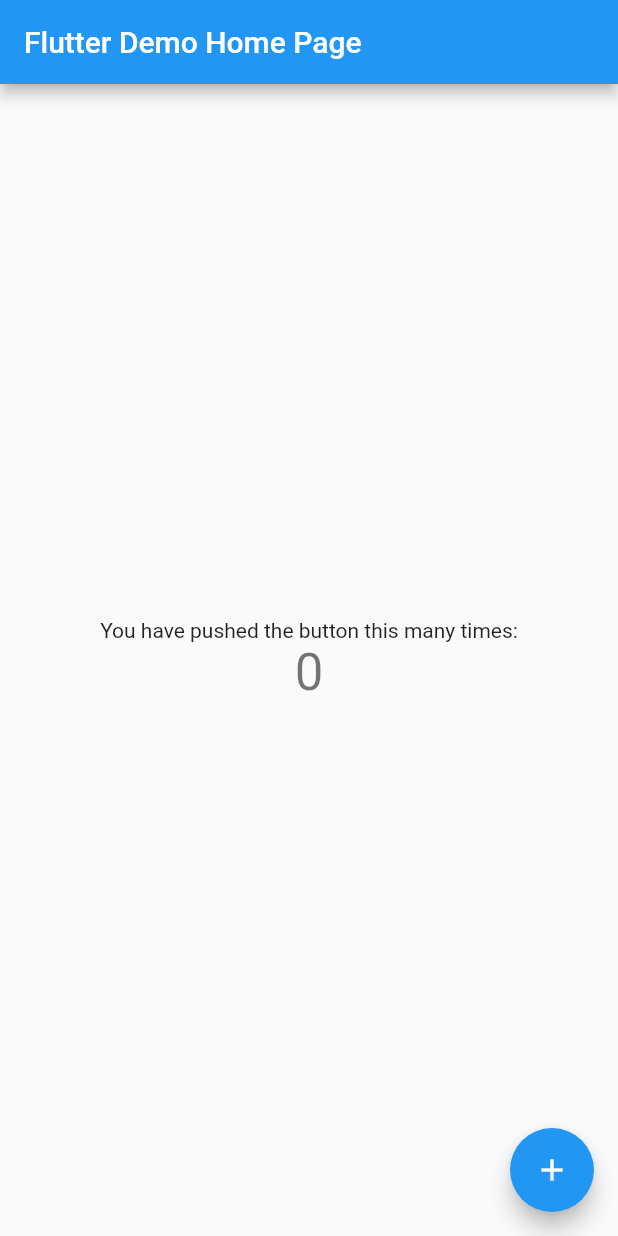
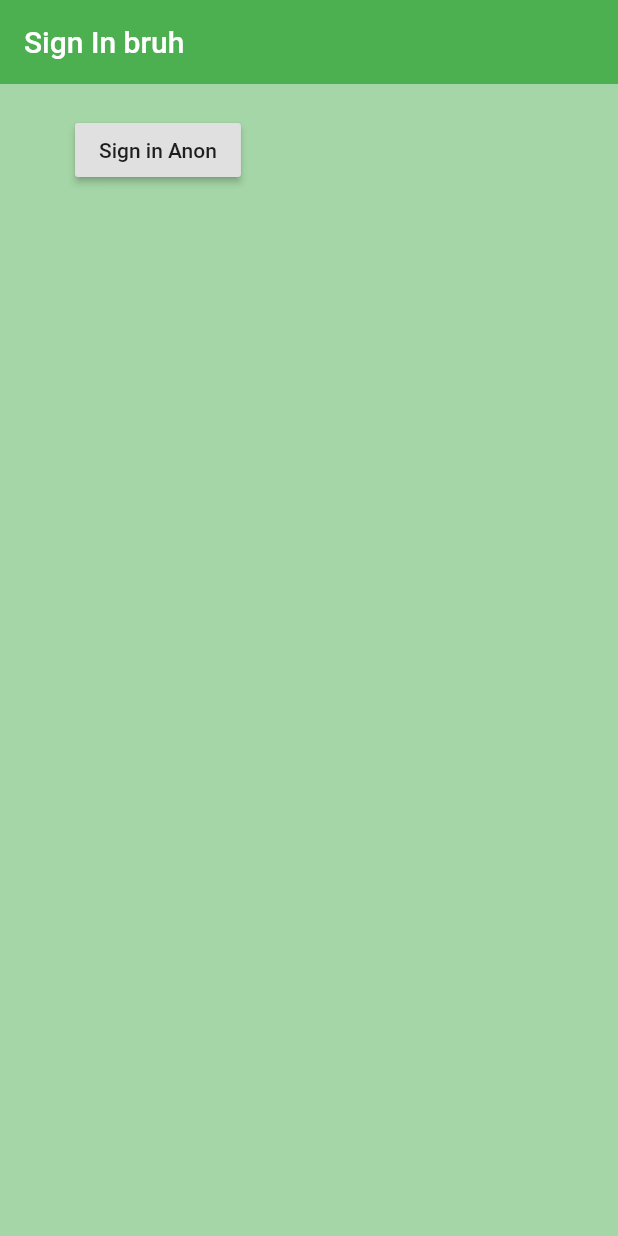
Before and after one commit to furkanakcakaya/flutter-firebase, a Flutter app: the screen it shows after launch, on a phone screen of 412 x 824 dp. Run offline on Flutter 3.47's test engine with Material 2 defaults, Android fonts, the phone set to English and light mode, and no system bars; our stand-ins replace firebase_auth; accounts and stored records are empty.

```diff
--- a/orderly/lib/main.dart
+++ b/orderly/lib/main.dart
@@ -1,4 +1,5 @@
 import 'package:flutter/material.dart';
+import 'package:orderly/screens/wrapper.dart';
 
 void main() {
   runApp(MyApp());
@@ -9,109 +10,7 @@ class MyApp extends StatelessWidget {
   @override
   Widget build(BuildContext context) {
     return MaterialApp(
-      title: 'Flutter Demo',
-      theme: ThemeData(
-        // This is the theme of your application.
-        //
-        // Try running your application with "flutter run". You'll see the
-        // application has a blue toolbar. Then, without quitting the app, try
-        // changing the primarySwatch below to Colors.green and then invoke
-        // "hot reload" (press "r" in the console where you ran "flutter run",
-        // or simply save your changes to "hot reload" in a Flutter IDE).
-        // Notice that the counter didn't reset back to zero; the application
-        // is not restarted.
-        primarySwatch: Colors.blue,
-        // This makes the visual density adapt to the platform that you run
-        // the app on. For desktop platforms, the controls will be smaller and
-        // closer together (more dense) than on mobile platforms.
-        visualDensity: VisualDensity.adaptivePlatformDensity,
-      ),
-      home: MyHomePage(title: 'Flutter Demo Home Page'),
+      home: Wrapper(),
     );
   }
 }
-
-class MyHomePage extends StatefulWidget {
-  MyHomePage({Key key, this.title}) : super(key: key);
-
-  // This widget is the home page of your application. It is stateful, meaning
-  // that it has a State object (defined below) that contains fields that affect
-  // how it looks.
-
-  // This class is the configuration for the state. It holds the values (in this
-  // case the title) provided by the parent (in this case the App widget) and
-  // used by the build method of the State. Fields in a Widget subclass are
-  // always marked "final".
-
-  final String title;
-
-  @override
-  _MyHomePageState createState() => _MyHomePageState();
-}
-
-class _MyHomePageState extends State<MyHomePage> {
-  int _counter = 0;
-
-  void _incrementCounter() {
-    setState(() {
-      // This call to setState tells the Flutter framework that something has
-      // changed in this State, which causes it to rerun the build method below
-      // so that the display can reflect the updated values. If we changed
-      // _counter without calling setState(), then the build method would not be
-      // called again, and so nothing would appear to happen.
-      _counter++;
-    });
-  }
-
-  @override
-  Widget build(BuildContext context) {
-    // This method is rerun every time setState is called, for instance as done
-    // by the _incrementCounter method above.
-    //
-    // The Flutter framework has been optimized to make rerunning build methods
-    // fast, so that you can just rebuild anything that needs updating rather
-    // than having to individually change instances of widgets.
-    return Scaffold(
-      appBar: AppBar(
-        // Here we take the value from the MyHomePage object that was created by
-        // the App.build method, and use it to set our appbar title.
-        title: Text(widget.title),
-      ),
-      body: Center(
-        // Center is a layout widget. It takes a single child and positions it
-        // in the middle of the parent.
-        child: Column(
-          // Column is also a layout widget. It takes a list of children and
-          // arranges them vertically. By default, it sizes itself to fit its
-          // children horizontally, and tries to be as tall as its parent.
-          //
-          // Invoke "debug painting" (press "p" in the console, choose the
-          // "Toggle Debug Paint" action from the Flutter Inspector in Android
-          // Studio, or the "Toggle Debug Paint" command in Visual Studio Code)
-          // to see the wireframe for each widget.
-          //
-          // Column has various properties to control how it sizes itself and
-          // how it positions its children. Here we use mainAxisAlignment to
-          // center the children vertically; the main axis here is the vertical
-          // axis because Columns are vertical (the cross axis would be
-          // horizontal).
-          mainAxisAlignment: MainAxisAlignment.center,
-          children: <Widget>[
-            Text(
-              'You have pushed the button this many times:',
-            ),
-            Text(
-              '$_counter',
-              style: Theme.of(context).textTheme.headline4,
-            ),
-          ],
-        ),
-      ),
-      floatingActionButton: FloatingActionButton(
-        onPressed: _incrementCounter,
-        tooltip: 'Increment',
-        child: Icon(Icons.add),
-      ), // This trailing comma makes auto-formatting nicer for build methods.
-    );
-  }
-}
--- /dev/null
+++ b/orderly/lib/screens/authenticate/authenticate.dart
@@ -0,0 +1,16 @@
+import 'package:flutter/material.dart';
+import 'package:orderly/screens/authenticate/sign_in.dart';
+
+class Authenticate extends StatefulWidget {
+  @override
+  _AuthenticateState createState() => _AuthenticateState();
+}
+
+class _AuthenticateState extends State<Authenticate> {
+  @override
+  Widget build(BuildContext context) {
+    return Container(
+      child: SignIn(),
+    );
+  }
+}
--- /dev/null
+++ b/orderly/lib/screens/authenticate/sign_in.dart
@@ -0,0 +1,40 @@
+import 'package:flutter/material.dart';
+import 'package:orderly/services/auth.dart';
+
+ class SignIn extends StatefulWidget {
+   @override
+   _SignInState createState() => _SignInState();
+ }
+
+ class _SignInState extends State<SignIn> {
+
+   final AuthService _auth = AuthService();
+
+   @override
+   Widget build(BuildContext context) {
+     return Scaffold(
+       backgroundColor: Colors.green[200],
+       appBar: AppBar(
+         backgroundColor: Colors.green[500],
+         elevation: 0.0,
+         title: Text('Sign In bruh'),
+       ),
+       body: Container(
+         padding: EdgeInsets.symmetric(vertical: 20.0,horizontal: 50.0),
+         child: RaisedButton(
+           child: Text('Sign in Anon'),
+           onPressed: () async{
+             dynamic result = await _auth.signInAnon();
+             if( result == null ){
+               print('Error signing in.');
+             }
+             else{
+               print('signed in $result');
+             }
+           }
+           ),
+       ),
+
+     );
+   }
+ }
--- /dev/null
+++ b/orderly/lib/screens/home/home.dart
@@ -0,0 +1,10 @@
+import 'package:flutter/material.dart';
+
+class Home extends StatelessWidget {
+  @override
+  Widget build(BuildContext context) {
+    return Container(
+      child: Text('Home'),
+    );
+  }
+}
--- /dev/null
+++ b/orderly/lib/screens/wrapper.dart
@@ -0,0 +1,12 @@
+import 'package:flutter/material.dart';
+import 'package:orderly/screens/authenticate/authenticate.dart';
+import 'package:orderly/screens/home/home.dart';
+
+class Wrapper extends StatelessWidget {
+  @override
+  Widget build(BuildContext context) {
+
+    // Return either home or auth
+    return Authenticate();
+  }
+}
--- /dev/null
+++ b/orderly/lib/services/auth.dart
@@ -0,0 +1,29 @@
+import 'package:firebase_auth/firebase_auth.dart';
+
+
+class AuthService {
+
+  final FirebaseAuth _auth = FirebaseAuth.instance;
+
+  //sign in anon
+  Future signInAnon() async {
+    try {
+      AuthResult result = await _auth.signInAnonymously();
+      FirebaseUser user = result.user;
+      return user;
+    } catch (e) {
+      print('Anon sign-in failed. Error: $e');
+      return null;
+    }
+  }
+
+  //sign in with e-mail
+
+
+  //register with e-mail
+
+
+  //sign out
+
+
+}
--- a/orderly/pubspec.yaml
+++ b/orderly/pubspec.yaml
@@ -28,6 +28,9 @@ dependencies:
   # The following adds the Cupertino Icons font to your application.
   # Use with the CupertinoIcons class for iOS style icons.
   cupertino_icons: ^0.1.3
+  firebase_auth: ^0.16.1
+  cloud_firestore: ^0.13.7
+
 
 dev_dependencies:
   flutter_test:
```
Also changed, not shown: orderly/pubspec.lock, 4 other files.
